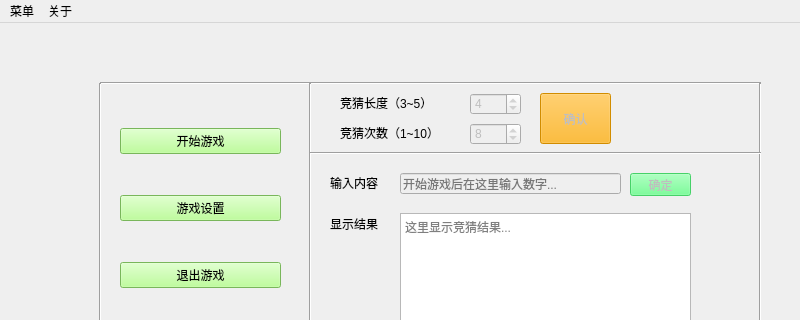
Before: the Qt Designer form productBox/GuessNumber/guessNumberWindow.ui in dumao99read/GoodGoodStudy, drawn with Qt 5; both pictures show x 0 to 800 and y 0 to 320 of the 800 by 600 pixel window.
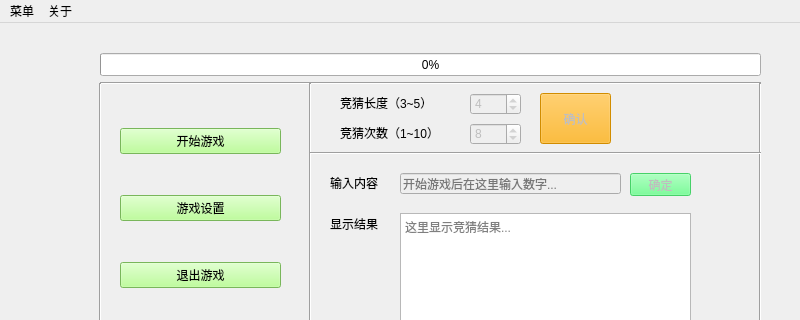
After: the same form once the commit is applied. Icons and pictures are not drawn.

What changed in the file:
```diff
--- a/productBox/GuessNumber/guessNumberWindow.ui
+++ b/productBox/GuessNumber/guessNumberWindow.ui
@@ -370,6 +370,19 @@
      <string>这里显示竞猜结果...</string>
     </property>
    </widget>
+   <widget class="QProgressBar" name="progressBar">
+    <property name="geometry">
+     <rect>
+      <x>100</x>
+      <y>30</y>
+      <width>661</width>
+      <height>23</height>
+     </rect>
+    </property>
+    <property name="value">
+     <number>0</number>
+    </property>
+   </widget>
   </widget>
   <widget class="QMenuBar" name="menubar">
    <property name="geometry">
```
